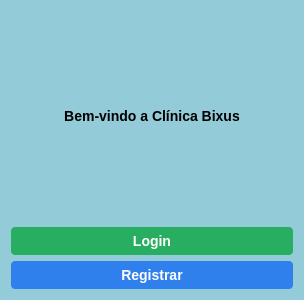
The window that tela_inicial.ui (mateuszinum/Projeto-Clinica-Veterinaria) describes before a commit, drawn with Qt 5.
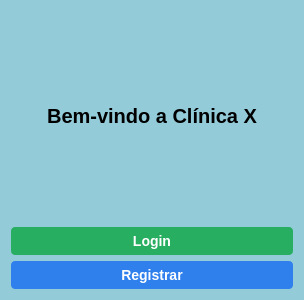
The same window after the commit.

Patch:
```diff
--- a/tela_inicial.ui
+++ b/tela_inicial.ui
@@ -23,11 +23,11 @@
     <widget class="QLabel" name="label">
      <property name="styleSheet">
       <string notr="true">    font-family: &quot;Arial&quot;, sans-serif;
-    font-size: 14px;
+    font-size: 20px;
     font-weight: bold;</string>
      </property>
      <property name="text">
-      <string>Bem-vindo a Clínica Bixus</string>
+      <string>Bem-vindo a Clínica X</string>
      </property>
      <property name="alignment">
       <set>Qt::AlignCenter</set>
```
